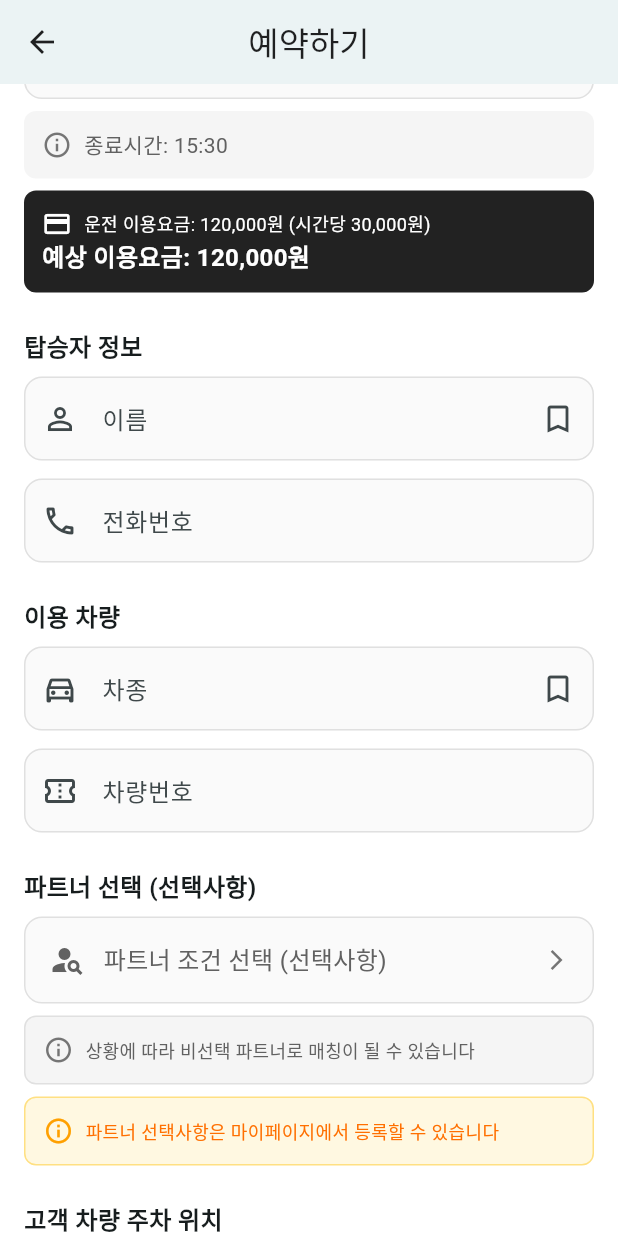
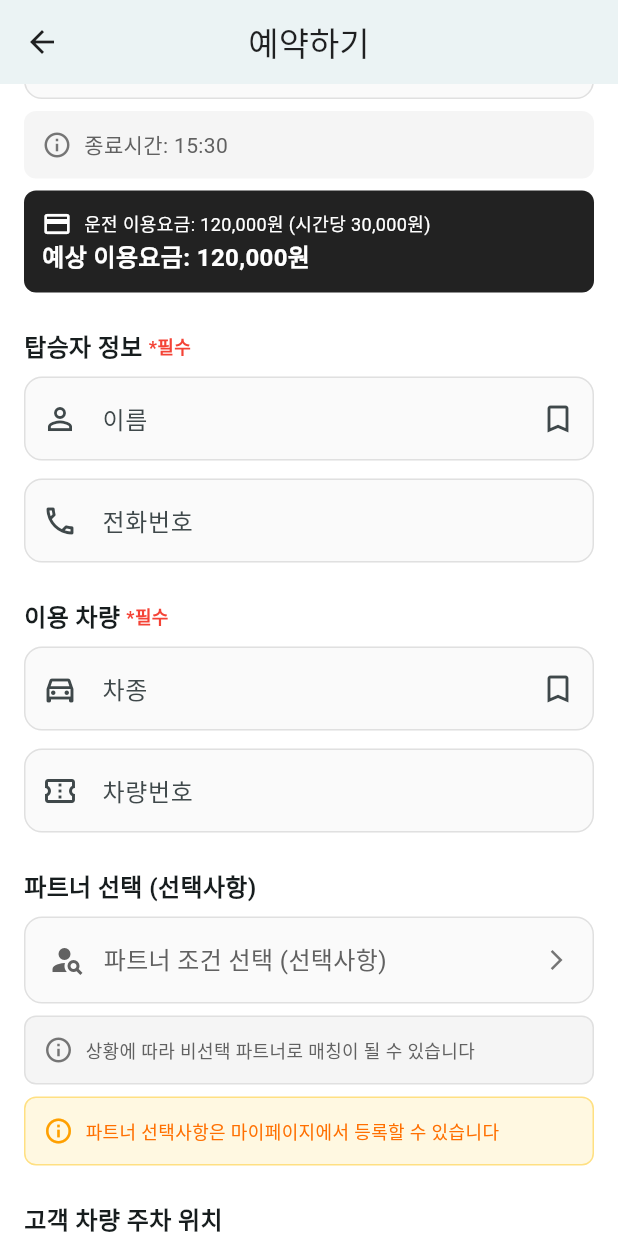
Before and after one commit to posthitgoldmoon-a11y/esco-vip-chauffeur, a Flutter app: the BookingScreen screen opened directly, scrolled down 576 dp, on a phone screen of 412 x 824 dp. Run offline on Flutter 3.47's test engine with Material 3 defaults, Android fonts, the light colour scheme and no system bars; our stand-ins replace cloud_firestore, firebase_auth, firebase_core, google_sign_in, hive_flutter, webview_flutter; missing offline and left inert: kakao_flutter_sdk, kpostal; accounts and stored records are empty.

Commit message:
fix: buildSectionTitle 파라미터 오류 수정 + assets/icons 폴더 추가

```diff
--- a/lib/screens/booking_screen.dart
+++ b/lib/screens/booking_screen.dart
@@ -530,7 +530,7 @@ class _BookingScreenState extends State<BookingScreen> {
           crossAxisAlignment: CrossAxisAlignment.stretch,
           children: [
             // Location Section
-            _buildSectionTitle('출발지 / 경유지 / 도착지', required: true),
+            _buildSectionTitle('출발지 / 경유지 / 도착지', true),
             const SizedBox(height: 8),
             _buildLocationField(
               controller: _departureController,
@@ -575,7 +575,7 @@ class _BookingScreenState extends State<BookingScreen> {
             // DateTime Section
             Row(
               children: [
-                Expanded(child: _buildSectionTitle('일정', required: true)),
+                Expanded(child: _buildSectionTitle('일정', true)),
                 Row(
                   children: [
                     Checkbox(
@@ -929,7 +929,7 @@ class _BookingScreenState extends State<BookingScreen> {
             const SizedBox(height: 24),
 
             // Passenger Section
-            _buildSectionTitle('탑승자 정보', required: true),
+            _buildSectionTitle('탑승자 정보', true),
             const SizedBox(height: 8),
             _buildTextField(
               controller: _passengerNameController,
@@ -948,7 +948,7 @@ class _BookingScreenState extends State<BookingScreen> {
             const SizedBox(height: 24),
 
             // Vehicle Section
-            _buildSectionTitle('이용 차량', required: true),
+            _buildSectionTitle('이용 차량', true),
             const SizedBox(height: 8),
             _buildTextField(
               controller: _vehicleTypeController,
@@ -1171,13 +1171,15 @@ class _BookingScreenState extends State<BookingScreen> {
     );
   }
 
-  Widget _buildSectionTitle(String title) {
-    return Text(
-      title,
-      style: const TextStyle(
-        fontSize: 16,
-        fontWeight: FontWeight.bold,
-      ),
+  Widget _buildSectionTitle(String title, [bool isRequired = false]) {
+    return Row(
+      children: [
+        Text(title, style: const TextStyle(fontSize: 16, fontWeight: FontWeight.bold)),
+        if (isRequired) ...[
+          const SizedBox(width: 4),
+          const Text("*필수", style: TextStyle(fontSize: 12, color: Colors.red, fontWeight: FontWeight.bold)),
+        ],
+      ],
     );
   }
 
```
Also changed, not shown: 1 other file.
